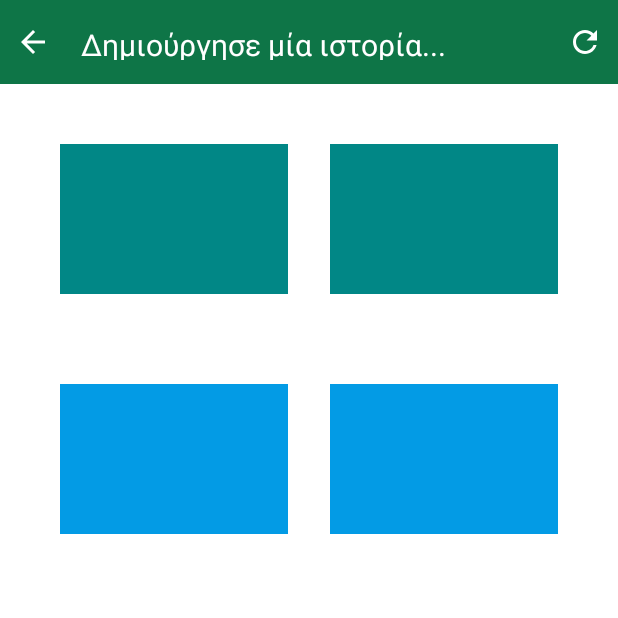
After one commit to MatGer/Thesis-project, an Android app: the place_in_order screen opened directly, with no data from a screen before it, on a phone screen of 412 x 824 dp, the top half of it. The commit adds this screen. Run offline under Robolectric (Android 15) with nearby library versions, the phone set to English and light mode, and no system bars.

Commit message:
Place in order + finished function
Προστέθηκε δραστηριότητα place in order και λειτουργία τερματισμού σε όλες τις δραστηριότητες. Υπαρχουν 2 λειτουργίες τερματισμού. Με σκορ και χωρίς σκορ.

```diff
--- /dev/null
+++ b/app/src/main/java/com/example/diplwmatikh/place_in_order.java
@@ -0,0 +1,121 @@
+package com.example.diplwmatikh;
+
+import androidx.appcompat.app.AppCompatActivity;
+
+import android.app.AlertDialog;
+import android.content.ClipData;
+import android.os.Bundle;
+import android.view.DragEvent;
+import android.view.View;
+import android.view.ViewGroup;
+import android.widget.ImageButton;
+import android.widget.ImageView;
+import android.widget.LinearLayout;
+import android.widget.TextView;
+import android.widget.Toast;
+
+public class place_in_order extends universal {
+    TextView header;
+    ImageButton restart,back;
+    String title="Δημιούργησε μία ιστορία...";
+    View target1,target2,target3,target4;
+    ImageView drag1,drag2,drag3,drag4;
+    int activity_finished=0;
+    @Override
+    protected void onCreate(Bundle savedInstanceState) {
+        super.onCreate(savedInstanceState);
+        runtime();
+        setContentView(R.layout.activity_place_in_order);
+
+        target1=findViewById(R.id.targ1);
+        target2=findViewById(R.id.targ2);
+        target3=findViewById(R.id.targ3);
+        target4=findViewById(R.id.targ4);
+
+        drag1=findViewById(R.id.drag1);
+        drag2=findViewById(R.id.drag2);
+        drag3=findViewById(R.id.drag3);
+        drag4=findViewById(R.id.drag4);
+
+        //---------------Toolbar functionality------------------//
+        back=findViewById(R.id.backbutton);
+        restart=findViewById(R.id.restartbutton);
+        header = findViewById(R.id.title);
+        header.setText(title);
+        back.setOnClickListener(new View.OnClickListener() {
+            @Override
+            public void onClick(View v) {
+
+                AlertDialog alert = builderback.create();
+                alert.show();
+
+            }
+        });
+
+        restart.setOnClickListener(new View.OnClickListener() {
+            @Override
+            public void onClick(View v) {
+                AlertDialog alert = builderreset.create();
+                alert.show();
+            }
+        });
+
+        drag1.setOnLongClickListener(longClickListener);
+        drag2.setOnLongClickListener(longClickListener);
+        drag3.setOnLongClickListener(longClickListener);
+        drag4.setOnLongClickListener(longClickListener);
+
+        target1.setOnDragListener(dragListener);
+        target2.setOnDragListener(dragListener);
+        target3.setOnDragListener(dragListener);
+        target4.setOnDragListener(dragListener);
+
+    }
+    View.OnLongClickListener longClickListener = new View.OnLongClickListener() {
+        @Override
+        public boolean onLongClick(View v) {
+            ClipData data = ClipData.newPlainText("","");
+            View.DragShadowBuilder myShadowBBuilder = new View.DragShadowBuilder(v);// Instantiates the drag shadow builder.
+            v.startDragAndDrop(data, myShadowBBuilder, v, 0);
+            return true;
+        }
+    };
+
+    View.OnDragListener dragListener = new View.OnDragListener() {
+        @Override
+        public boolean onDrag(View v, DragEvent event) {
+            int dragEvent = event.getAction();
+            final View view = (View) event.getLocalState(); //takes info of dragged item imports it into view item
+            if(dragEvent==DragEvent.ACTION_DROP){
+                    if(view.getId()==R.id.drag1 && v.getId()==R.id.targ1){
+                        animate_movement(drag1, target1, view);
+                    }else if(view.getId()==R.id.drag2 && v.getId()==R.id.targ2){
+                        animate_movement(drag2, target2, view);
+                    }else if(view.getId()==R.id.drag3 && v.getId()==R.id.targ3){
+                        animate_movement(drag3, target3, view);
+                    }else if(view.getId()==R.id.drag4 && v.getId()==R.id.targ4){
+                        animate_movement(drag4, target4, view);
+                    }else{
+                        Toast.makeText(getApplicationContext(), "Αυτό το κομμάτι δεν ταιριάζει εδω. Προσπάθησε ξανα...", Toast.LENGTH_SHORT).show();
+                    }
+            }
+            if(activity_finished==4){
+                create_builder_finished();
+                AlertDialog alert = builderfinished.create();
+                alert.show();
+                activity_finished=0;
+            }
+            return true;
+        }
+    };
+
+    void animate_movement(View Source, View destination, View v1){
+        activity_finished++;
+        v1.animate()
+                .x(destination.getX())
+                .y(destination.getY())
+                .setDuration(500)
+                .start();
+        Source.setOnLongClickListener(null);
+    }
+}
--- a/app/src/main/res/layout/activity_mainmenu.xml
+++ b/app/src/main/res/layout/activity_mainmenu.xml
@@ -71,9 +71,10 @@
                     android:textAllCaps="false"
                     android:layout_gravity="center"/>
                 <Button
+                    android:id="@+id/placeinorder"
                     android:layout_width="match_parent"
                     android:layout_height="match_parent"
-                    android:text="drag n drop"
+                    android:text="Place in order"
                     android:textColor="@color/white"
                     android:background="@drawable/start_menu_button"
                     android:padding="15dp"
--- /dev/null
+++ b/app/src/main/res/layout/activity_place_in_order.xml
@@ -0,0 +1,88 @@
+<RelativeLayout
+    xmlns:android="http://schemas.android.com/apk/res/android"
+    xmlns:app="http://schemas.android.com/apk/res-auto"
+    xmlns:tools="http://schemas.android.com/tools"
+    android:layout_width="match_parent"
+    android:layout_height="match_parent"
+    tools:context=".Correct_wrong"
+    android:id="@+id/mainlayout"
+    android:background="@color/white">
+    <RelativeLayout
+        android:layout_width="match_parent"
+        android:layout_height="wrap_content">
+        <include layout="@layout/appbar"
+            android:id="@+id/toolbar"/>
+    </RelativeLayout>
+    <RelativeLayout
+        android:layout_width="match_parent"
+        android:layout_height="fill_parent"
+        android:layout_marginTop="?attr/actionBarSize">
+
+    <View
+        android:id="@+id/targ1"
+        android:layout_width="100dp"
+        android:layout_height="100dp"
+        android:layout_margin="40dp"
+        android:layout_alignParentStart="true"
+        android:background="@color/teal_700" />
+    <View
+        android:id="@+id/targ2"
+        android:layout_width="100dp"
+        android:layout_height="100dp"
+        android:layout_margin="40dp"
+        android:background="@color/teal_700"
+        android:layout_toEndOf="@+id/targ1"/>
+    <View
+        android:id="@+id/targ3"
+        android:layout_width="100dp"
+        android:layout_height="100dp"
+        android:layout_margin="40dp"
+        android:background="@color/teal_700"
+        android:layout_toStartOf="@+id/targ4"/>
+    <View
+        android:id="@+id/targ4"
+        android:layout_width="100dp"
+        android:layout_height="100dp"
+        android:layout_margin="40dp"
+        android:layout_alignParentEnd="true"
+        android:background="@color/teal_700"/>
+
+    <ImageView
+        android:id="@+id/drag1"
+        android:layout_width="100dp"
+        android:layout_height="100dp"
+        android:layout_marginTop="200dp"
+        android:layout_marginLeft="40dp"
+        android:layout_marginRight="40dp"
+        android:background="@color/light_blue_600" />
+    <ImageView
+        android:id="@+id/drag2"
+        android:layout_width="100dp"
+        android:layout_height="100dp"
+        android:layout_marginTop="200dp"
+        android:layout_marginLeft="40dp"
+        android:layout_marginRight="40dp"
+        android:layout_toEndOf="@id/drag1"
+        android:background="@color/light_blue_600" />
+    <ImageView
+        android:id="@+id/drag3"
+        android:layout_width="100dp"
+        android:layout_height="100dp"
+        android:layout_marginTop="200dp"
+        android:layout_marginLeft="40dp"
+        android:layout_marginRight="40dp"
+        android:layout_toStartOf="@id/drag4"
+        android:background="@color/light_blue_600"  />
+    <ImageView
+        android:id="@+id/drag4"
+        android:layout_width="100dp"
+        android:layout_height="100dp"
+        android:layout_marginTop="200dp"
+        android:layout_marginLeft="40dp"
+        android:layout_marginRight="40dp"
+        android:layout_alignParentEnd="true"
+        android:background="@color/light_blue_600" />
+
+    </RelativeLayout>
+
+</RelativeLayout>
```
Also changed, not shown: app/src/main/AndroidManifest.xml (+5 -5 lines), app/src/main/java/com/example/diplwmatikh/Correct_wrong.java (+3 -26 lines), app/src/main/java/com/example/diplwmatikh/MainActivity.java (+8 -1 lines), app/src/main/java/com/example/diplwmatikh/Mainmenu.java (+10 -1 lines), app/src/main/java/com/example/diplwmatikh/universal.java (+47 -1 lines).
